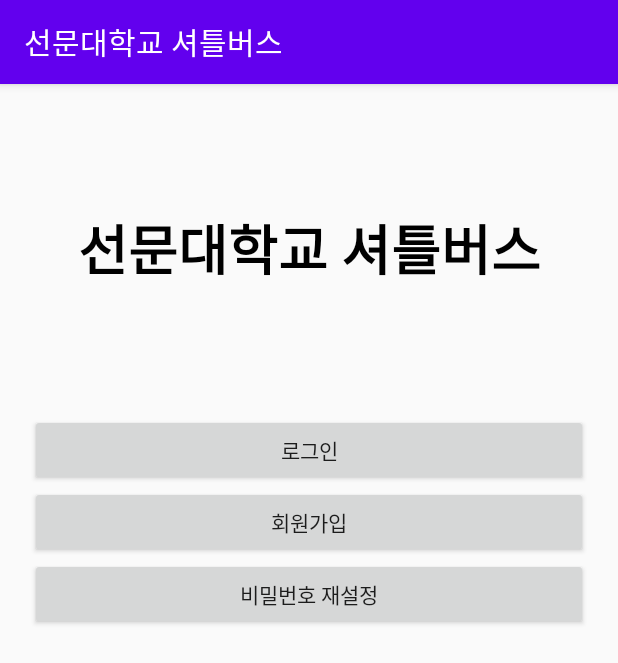
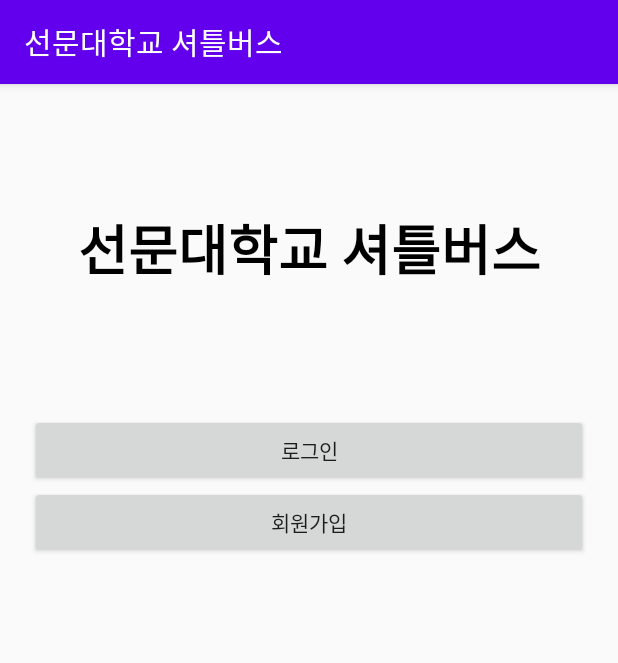
Before and after one commit to DongHwan97/SunmoonBus, an Android app: the StartActivity screen opened directly, with no data from a screen before it, on a phone screen of 412 x 824 dp. Shown: the top 663 px of the screen. Run offline under Robolectric (Android 15) with nearby library versions, the phone set to English and light mode, and no system bars.

Commit message:
First Commit

```diff
--- a/app/src/main/res/layout/activity_login.xml
+++ b/app/src/main/res/layout/activity_login.xml
@@ -26,7 +26,7 @@
             android:layout_width="match_parent"
             android:layout_height="wrap_content"
             android:ems="10"
-            android:hint="이메일"
+            android:hint="학번"
             android:inputType="textEmailAddress" />
 
         <EditText
--- a/app/src/main/res/layout/activity_sign_up.xml
+++ b/app/src/main/res/layout/activity_sign_up.xml
@@ -26,7 +26,7 @@
             android:layout_width="match_parent"
             android:layout_height="wrap_content"
             android:ems="10"
-            android:hint="이메일"
+            android:hint="학번"
             android:inputType="textEmailAddress" />
 
         <EditText
--- a/app/src/main/res/layout/activity_start.xml
+++ b/app/src/main/res/layout/activity_start.xml
@@ -33,10 +33,5 @@
             android:layout_height="wrap_content"
             android:text="회원가입" />
 
-        <Button
-            android:id="@+id/startPasswordResetButton"
-            android:layout_width="match_parent"
-            android:layout_height="wrap_content"
-            android:text="비밀번호 재설정" />
     </LinearLayout>
 </LinearLayout>
```
